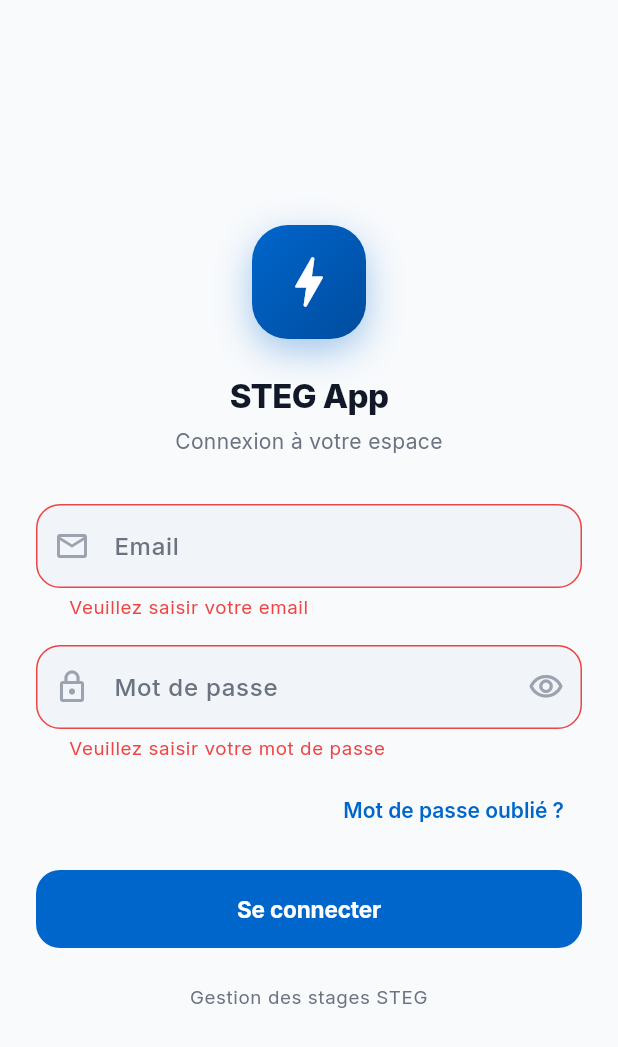
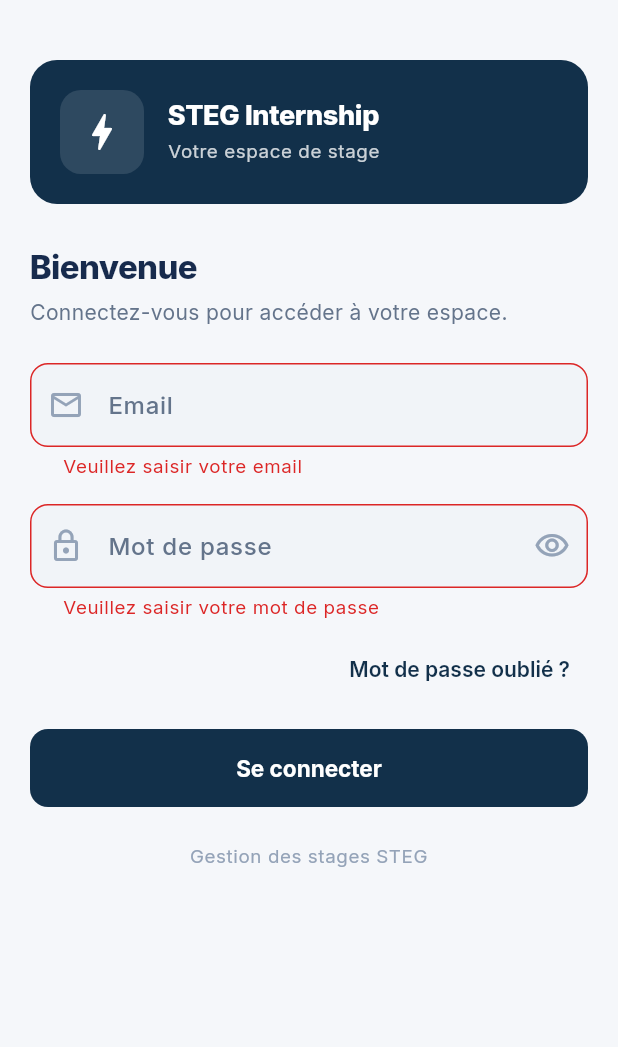
Before and after one commit to nesrine-derouiche/intern26, a Flutter app: the screen it shows after launch, after a tap on "Se connecter", on a phone screen of 412 x 824 dp. Shown: the top 1047 px of the screen. Run offline on Flutter 3.47's test engine with Material 3 defaults, Android fonts, the phone set to English and light mode, and no system bars; our stand-ins replace dio, file_picker, firebase_core, firebase_messaging, flutter_local_notifications, flutter_riverpod and 3 more; missing offline and left inert: pdfx; accounts and stored records are empty; network calls fail; project files that could hold a hidden picture were left out.

Commit message:
Redesign Flutter internship app UI

```diff
--- a/steg_app/lib/core/theme/app_colors.dart
+++ b/steg_app/lib/core/theme/app_colors.dart
@@ -1,86 +1,84 @@
 import 'package:flutter/material.dart';
 
-/// Design tokens — modern enterprise palette.
-///
-/// Cool slate surfaces with an enterprise blue brand, inspired by the
-/// Apple Human Interface Guidelines, LinkedIn and Linear.
+/// Shared STEG visual tokens.
 class AppColors {
   AppColors._();
 
-  /// Brand — enterprise blue.
-  static const Color primary = Color(0xFF0066CC);
+  static const Color primary = Color(0xFF12304A);
 
   /// Deeper brand blue used as the gradient partner on hero surfaces.
-  static const Color primaryDark = Color(0xFF004C9E);
+  static const Color primaryDark = Color(0xFF0B2135);
 
   /// Pale brand tint used for containers, chips and selected states.
-  static const Color primaryTint = Color(0xFFE8F1FB);
+  static const Color corporateBlue = Color(0xFF1769AA);
+  static const Color electricBlue = Color(0xFF2F80ED);
+  static const Color primaryTint = Color(0xFFE8F1F8);
 
   /// Secondary accents kept for data-viz and icon variety.
-  static const Color violet = Color(0xFF7C3AED);
-  static const Color purple = Color(0xFF8B5CF6);
-  static const Color teal = Color(0xFF0EA5A4);
+  static const Color violet = Color(0xFF52728C);
+  static const Color purple = Color(0xFF6B8296);
+  static const Color teal = Color(0xFF16845B);
 
   /// App background — very light cool slate.
-  static const Color background = Color(0xFFF8FAFC);
+  static const Color background = Color(0xFFF5F7FA);
 
   /// Card / surface fill — white.
   static const Color surface = Color(0xFFFFFFFF);
 
   /// Slightly tinted surface for nested blocks and inputs.
-  static const Color surfaceTone = Color(0xFFF1F5F9);
+  static const Color surfaceTone = Color(0xFFF1F4F8);
 
   /// Quiet surface for hover / pressed states.
-  static const Color surfaceMuted = Color(0xFFF8FAFC);
+  static const Color surfaceMuted = Color(0xFFF9FAFC);
 
-  static const Color textPrimary = Color(0xFF111827);
-  static const Color textSecondary = Color(0xFF6B7280);
-  static const Color textTertiary = Color(0xFF9CA3AF);
+  static const Color textPrimary = Color(0xFF172B4D);
+  static const Color textSecondary = Color(0xFF64748B);
+  static const Color textTertiary = Color(0xFF94A3B8);
 
   /// Hairline separators — avoid heavy borders.
-  static const Color border = Color(0xFFE5E7EB);
+  static const Color border = Color(0xFFE2E8F0);
 
-  static const Color success = Color(0xFF22C55E);
-  static const Color warning = Color(0xFFF59E0B);
-  static const Color danger = Color(0xFFEF4444);
-  static const Color info = Color(0xFF0066CC);
+  static const Color success = Color(0xFF16845B);
+  static const Color warning = Color(0xFFD97706);
+  static const Color danger = Color(0xFFDC2626);
+  static const Color info = corporateBlue;
 
   /// Signature brand gradient for hero headers.
   static const LinearGradient brandGradient = LinearGradient(
-    colors: [primary, primaryDark],
+    colors: [primary, corporateBlue],
     begin: Alignment.topLeft,
     end: Alignment.bottomRight,
   );
 
   /// Secondary gradient used on stat highlights.
   static const LinearGradient violetGradient = LinearGradient(
-    colors: [violet, primaryDark],
+    colors: [corporateBlue, primary],
     begin: Alignment.topLeft,
     end: Alignment.bottomRight,
   );
 
   static const List<BoxShadow> softShadow = [
     BoxShadow(
-      color: Color(0x140F1728),
-      blurRadius: 20,
-      offset: Offset(0, 6),
+      color: Color(0x140F2740),
+      blurRadius: 16,
+      offset: Offset(0, 4),
     ),
   ];
 
   static const List<BoxShadow> softShadowSmall = [
     BoxShadow(
-      color: Color(0x0D0F1728),
-      blurRadius: 12,
-      offset: Offset(0, 4),
+      color: Color(0x0D0F2740),
+      blurRadius: 10,
+      offset: Offset(0, 3),
     ),
   ];
 
   /// Deeper shadow for the hovered / lifted card state.
   static const List<BoxShadow> softShadowHover = [
     BoxShadow(
-      color: Color(0x26111C33),
-      blurRadius: 28,
-      offset: Offset(0, 12),
+      color: Color(0x22112740),
+      blurRadius: 20,
+      offset: Offset(0, 8),
     ),
   ];
 }
--- a/steg_app/lib/core/theme/app_theme.dart
+++ b/steg_app/lib/core/theme/app_theme.dart
@@ -2,15 +2,14 @@
 
 import 'app_colors.dart';
 
-/// Material 3 design system — Inter typography, an enterprise blue palette,
-/// large touch targets and iOS-native surfaces. Dark mode is fully supported.
+/// Material 3 design system shared by every STEG surface.
 class AppTheme {
   AppTheme._();
 
   static const String fontFamily = 'Inter';
-  static const double radius = 22;
-  static const double radiusLg = 28;
-  static const double radiusSm = 16;
+  static const double radius = 16;
+  static const double radiusLg = 18;
+  static const double radiusSm = 12;
   static const double radiusPill = 999;
 
   static ThemeData get light => _build(Brightness.light);
@@ -24,15 +23,15 @@
       brightness: brightness,
       surface: AppColors.surface,
     ).copyWith(
-      primary: isLight ? AppColors.primary : const Color(0xFF6CB3FF),
+      primary: isLight ? AppColors.primary : const Color(0xFF8BC4F4),
       onPrimary: isLight ? Colors.white : const Color(0xFF00315F),
-      primaryContainer: isLight ? const Color(0xFFD8E9FB) : const Color(0xFF004A94),
-      onPrimaryContainer: isLight ? const Color(0xFF00315F) : const Color(0xFFCFE6FF),
+      primaryContainer: isLight ? AppColors.primaryTint : const Color(0xFF16496C),
+      onPrimaryContainer: isLight ? AppColors.primary : const Color(0xFFD7ECFF),
       secondary: isLight ? AppColors.success : const Color(0xFF4DE38B),
       onSecondary: Colors.white,
       secondaryContainer: isLight ? const Color(0xFFD7F5E1) : const Color(0xFF0E5130),
       onSecondaryContainer: isLight ? const Color(0xFF0B4A26) : const Color(0xFFAEF7C8),
-      tertiary: AppColors.warning,
+      tertiary: AppColors.electricBlue,
       onTertiary: Colors.white,
       surface: isLight ? AppColors.surface : const Color(0xFF151D2C),
       surfaceContainerLowest: isLight ? AppColors.surface : const Color(0xFF101827),
@@ -46,7 +45,7 @@
       onSurfaceVariant: isLight ? AppColors.textSecondary : const Color(0xFF94A3B8),
       error: AppColors.danger,
       onError: Colors.white,
-      shadow: isLight ? const Color(0x140F1728) : const Color(0x66000000),
+      shadow: isLight ? const Color(0x140F2740) : const Color(0x66000000),
     );
 
     return ThemeData(
@@ -78,7 +77,7 @@
           fontFamily: fontFamily,
           fontSize: 20,
           fontWeight: FontWeight.w800,
-          letterSpacing: -0.3,
+          letterSpacing: 0,
           color: colorScheme.onSurface,
         ),
         toolbarHeight: 60,
@@ -146,7 +145,7 @@
             fontFamily: fontFamily,
             fontSize: 15,
             fontWeight: FontWeight.w700,
-            letterSpacing: -0.1,
+            letterSpacing: 0,
           ),
         ),
       ),
@@ -246,7 +245,7 @@
           fontFamily: fontFamily,
           fontSize: 18,
           fontWeight: FontWeight.w800,
-          letterSpacing: -0.2,
+          letterSpacing: 0,
           color: colorScheme.onSurface,
         ),
         contentTextStyle: TextStyle(
--- a/steg_app/lib/screens/auth/forgot_password_screen.dart
+++ b/steg_app/lib/screens/auth/forgot_password_screen.dart
@@ -79,7 +79,7 @@
       width: 72,
       height: 72,
       decoration: BoxDecoration(
-        gradient: AppColors.brandGradient,
+        color: AppColors.primary,
         borderRadius: BorderRadius.circular(24),
         boxShadow: [
           BoxShadow(
--- a/steg_app/lib/screens/auth/login_screen.dart
+++ b/steg_app/lib/screens/auth/login_screen.dart
@@ -60,66 +60,87 @@
   Widget build(BuildContext context) {
     final authState = ref.watch(authProvider);
     final isLoading = authState.isLoading && !authState.hasValue;
+    final theme = Theme.of(context);
 
     return Scaffold(
       body: SafeArea(
+        child: LayoutBuilder(
+          builder: (context, constraints) {
+            final compact = constraints.maxHeight < 680;
+            return SingleChildScrollView(
+              padding: EdgeInsets.symmetric(
+                horizontal: constraints.maxWidth < 420 ? 20 : 32,
+                vertical: compact ? 20 : 40,
+              ),
               child: Center(
-          child: SingleChildScrollView(
-            padding: const EdgeInsets.symmetric(horizontal: 24, vertical: 32),
                 child: ConstrainedBox(
-              constraints: const BoxConstraints(maxWidth: 420),
+                  constraints: const BoxConstraints(maxWidth: 440),
                   child: Form(
                     key: _formKey,
                     child: Column(
                       crossAxisAlignment: CrossAxisAlignment.stretch,
                       children: [
-                    TweenAnimationBuilder<double>(
-                      tween: Tween(begin: 0.9, end: 1),
-                      duration: const Duration(milliseconds: 500),
-                      curve: Curves.easeOutBack,
-                      builder: (context, value, child) {
-                        return Transform.scale(scale: value, child: child);
-                      },
-                      child: Align(
-                        child: Container(
-                          width: 76,
-                          height: 76,
+                        Container(
+                          padding: const EdgeInsets.all(20),
                           decoration: BoxDecoration(
-                            gradient: AppColors.brandGradient,
-                            borderRadius: BorderRadius.circular(24),
-                            boxShadow: [
-                              BoxShadow(
-                                color: AppColors.primary.withValues(alpha: 0.35),
-                                blurRadius: 20,
-                                offset: const Offset(0, 8),
+                            color: AppColors.primary,
+                            borderRadius: BorderRadius.circular(18),
+                          ),
+                          child: Row(
+                            children: [
+                              Container(
+                                width: 56,
+                                height: 56,
+                                decoration: BoxDecoration(
+                                  color: Colors.white.withValues(alpha: 0.12),
+                                  borderRadius: BorderRadius.circular(14),
+                                ),
+                                child: const Icon(
+                                  Icons.bolt_rounded,
+                                  size: 32,
+                                  color: Colors.white,
+                                ),
+                              ),
+                              const SizedBox(width: 16),
+                              Expanded(
+                                child: Column(
+                                  crossAxisAlignment: CrossAxisAlignment.start,
+                                  children: [
+                                    Text(
+                                      'STEG Internship',
+                                      style: theme.textTheme.titleLarge?.copyWith(
+                                        color: Colors.white,
+                                        fontWeight: FontWeight.w800,
+                                      ),
+                                    ),
+                                    const SizedBox(height: 4),
+                                    Text(
+                                      'Votre espace de stage',
+                                      style: theme.textTheme.bodySmall?.copyWith(
+                                        color: Colors.white.withValues(alpha: 0.78),
+                                      ),
                                     ),
                                   ],
                                 ),
-                          child: const Icon(
-                            Icons.bolt_rounded,
-                            size: 44,
-                            color: Colors.white,
+                              ),
+                            ],
                           ),
                         ),
-                      ),
-                    ),
-                    const SizedBox(height: 24),
+                        const SizedBox(height: 28),
                         Text(
-                      'STEG App',
-                      textAlign: TextAlign.center,
-                      style: Theme.of(context).textTheme.headlineMedium?.copyWith(
+                          'Bienvenue',
+                          style: theme.textTheme.headlineMedium?.copyWith(
                             fontWeight: FontWeight.w800,
                           ),
                         ),
                         const SizedBox(height: 6),
                         Text(
-                      'Connexion à votre espace',
-                      textAlign: TextAlign.center,
-                      style: Theme.of(context).textTheme.bodyMedium?.copyWith(
+                          'Connectez-vous pour accéder à votre espace.',
+                          style: theme.textTheme.bodyMedium?.copyWith(
                             color: AppColors.textSecondary,
                           ),
                         ),
-                    const SizedBox(height: 32),
+                        const SizedBox(height: 24),
                     AppTextField(
                       controller: _emailController,
                       label: 'Email',
@@ -185,8 +206,8 @@
                         Text(
                           'Gestion des stages STEG',
                           textAlign: TextAlign.center,
-                      style: Theme.of(context).textTheme.bodySmall?.copyWith(
-                            color: AppColors.textSecondary,
+                          style: theme.textTheme.bodySmall?.copyWith(
+                                color: AppColors.textTertiary,
                               ),
                         ),
                       ],
@@ -194,6 +215,8 @@
                   ),
                 ),
               ),
+            );
+          },
         ),
       ),
     );
--- a/steg_app/lib/screens/dashboard/my_notifications_screen.dart
+++ b/steg_app/lib/screens/dashboard/my_notifications_screen.dart
@@ -30,6 +30,11 @@
         ),
         title: const Text('Centre de notifications'),
         actions: [
+          const IconButton(
+            onPressed: null,
+            tooltip: 'Notifications',
+            icon: Icon(Icons.notifications_outlined),
+          ),
           if (unread > 0)
             TextButton.icon(
               onPressed: notifier.markAllAsRead,
--- a/steg_app/lib/screens/onboarding/document_onboarding_screen.dart
+++ b/steg_app/lib/screens/onboarding/document_onboarding_screen.dart
@@ -95,8 +95,8 @@
             width: double.infinity,
             padding: const EdgeInsets.all(20),
             decoration: BoxDecoration(
-              gradient: AppColors.brandGradient,
-              borderRadius: BorderRadius.circular(24),
+              color: AppColors.primary,
+              borderRadius: BorderRadius.circular(18),
             ),
             child: Column(
               crossAxisAlignment: CrossAxisAlignment.start,
--- a/steg_app/lib/screens/splash/splash_screen.dart
+++ b/steg_app/lib/screens/splash/splash_screen.dart
@@ -14,39 +14,10 @@
     return Scaffold(
       body: DecoratedBox(
         decoration: const BoxDecoration(
-          gradient: LinearGradient(
-            colors: [AppColors.primaryDark, AppColors.primary, Color(0xFF3B9DFF)],
-            begin: Alignment.topLeft,
-            end: Alignment.bottomRight,
-            stops: [0, 0.55, 1],
-          ),
+          color: AppColors.primary,
         ),
         child: Stack(
           children: [
-            Positioned(
-              top: -120,
-              right: -100,
-              child: Container(
-                width: 320,
-                height: 320,
-                decoration: BoxDecoration(
-                  shape: BoxShape.circle,
-                  color: Colors.white.withValues(alpha: 0.06),
-                ),
-              ),
-            ),
-            Positioned(
-              bottom: -140,
-              left: -120,
-              child: Container(
-                width: 360,
-                height: 360,
-                decoration: BoxDecoration(
-                  shape: BoxShape.circle,
-                  color: Colors.white.withValues(alpha: 0.05),
-                ),
-              ),
-            ),
             Center(
               child: Column(
                 mainAxisSize: MainAxisSize.min,
@@ -86,7 +57,7 @@
                       color: Colors.white,
                       fontSize: 26,
                       fontWeight: FontWeight.w800,
-                      letterSpacing: -0.6,
+                      letterSpacing: 0,
                     ),
                   ),
                   const SizedBox(height: 6),
--- a/steg_app/lib/widgets/common/app_card.dart
+++ b/steg_app/lib/widgets/common/app_card.dart
@@ -4,9 +4,7 @@
 import '../../core/theme/app_colors.dart';
 import '../../core/theme/app_theme.dart';
 
-/// Premium card — soft shadow, generous 28px radius, no heavy borders.
-/// Optional tap feedback via [onTap]; interactive cards gently lift and
-/// deepen their shadow while hovered.
+/// Shared surface with restrained elevation and optional tap feedback.
 class AppCard extends StatefulWidget {
   const AppCard({
     super.key,
@@ -58,6 +56,7 @@
         decoration: BoxDecoration(
           color: effectiveColor,
           borderRadius: borderRadius,
+          border: Border.all(color: theme.colorScheme.outlineVariant),
           boxShadow: effectiveShadow,
         ),
         padding: widget.padding,
@@ -83,6 +82,7 @@
             decoration: BoxDecoration(
               color: effectiveColor,
               borderRadius: borderRadius,
+              border: Border.all(color: theme.colorScheme.outlineVariant),
             ),
             child: InkWell(
               onTap: widget.onTap,
--- a/steg_app/lib/widgets/dashboard/stat_tile.dart
+++ b/steg_app/lib/widgets/dashboard/stat_tile.dart
@@ -25,7 +25,7 @@
     final theme = Theme.of(context);
     return AppCard(
       onTap: onTap,
-      padding: const EdgeInsets.all(16),
+      padding: const EdgeInsets.symmetric(horizontal: 16, vertical: 12),
       child: Column(
         crossAxisAlignment: CrossAxisAlignment.start,
         children: [
@@ -49,7 +49,7 @@
                 ),
             ],
           ),
-          const SizedBox(height: 14),
+          const SizedBox(height: 8),
           _valueText(theme),
           const SizedBox(height: 2),
           Text(
```
Also changed, not shown: steg_app/lib/screens/profile/profile_screen.dart (+1 -34 lines), steg_app/lib/screens/shell/app_shell.dart (+40 -32 lines), steg_app/lib/widgets/common/app_section_header.dart (+3 -10 lines), steg_app/lib/widgets/dashboard/section_header.dart (+3 -11 lines), steg_app/lib/widgets/home/home_hero.dart (+5 -23 lines), steg_app/lib/widgets/home/quick_action.dart (+4 -17 lines), steg_app/lib/widgets/offres/offre_info_tile.dart (+5 -4 lines). Lines whose indentation alone changed are shown as unchanged.
